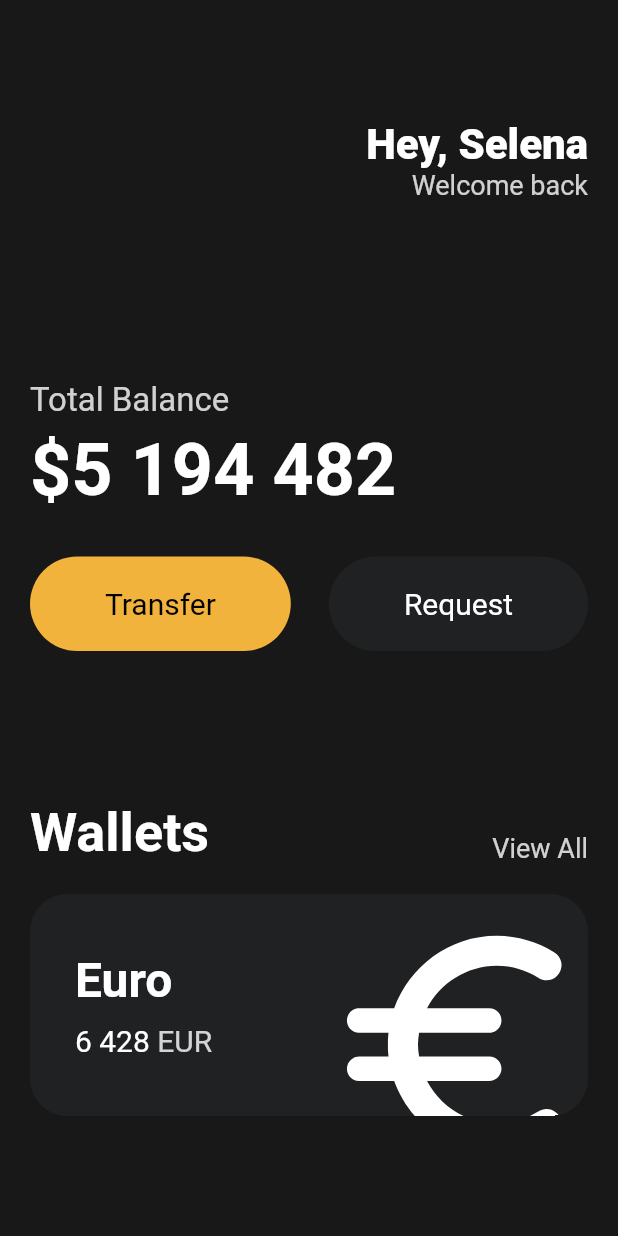
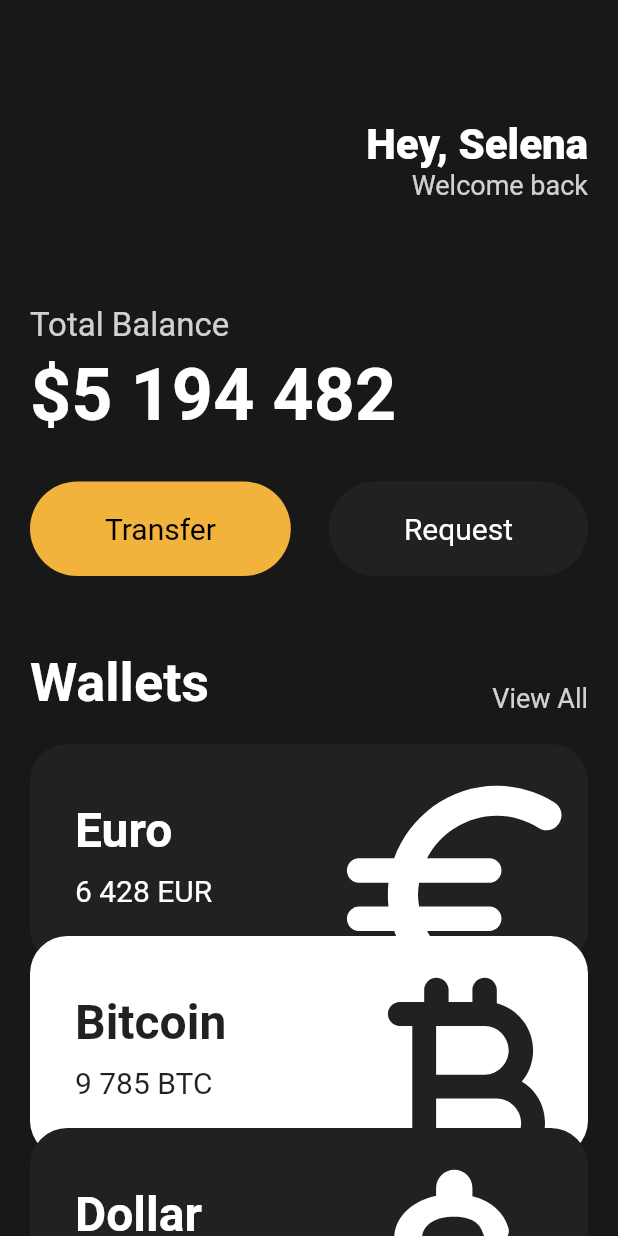
Before and after one commit to Nogal2222/flutPrac, a Flutter app: the screen it shows after launch, on a phone screen of 412 x 824 dp. Run offline on Flutter 3.47's test engine with Material 2 defaults, Android fonts, the phone set to English and light mode, and no system bars.

Commit message:
feat : flutter 연습 중

```diff
--- a/flutter_practice/lib/main.dart
+++ b/flutter_practice/lib/main.dart
@@ -1,4 +1,5 @@
 import 'package:flutter/material.dart';
+import 'package:flutter_practice/widgets/currency_card.dart';
 import 'widgets/button.dart';
 
 void main() {
@@ -13,7 +14,8 @@
     return MaterialApp(
       home: Scaffold(
         backgroundColor: const Color(0xFF181818),
-        body: Padding(
+        body: SingleChildScrollView(
+          child: Padding(
             padding: const EdgeInsets.symmetric(
               horizontal: 20,
             ),
@@ -49,7 +51,7 @@
                   ],
                 ),
                 const SizedBox(
-                height: 120,
+                  height: 70,
                 ),
                 Text(
                   'Total Balance',
@@ -88,7 +90,7 @@
                   ],
                 ),
                 const SizedBox(
-                height: 100,
+                  height: 50,
                 ),
                 Row(
                   mainAxisAlignment: MainAxisAlignment.spaceBetween,
@@ -114,70 +116,32 @@
                 const SizedBox(
                   height: 20,
                 ),
-              Container(
-                clipBehavior: Clip.hardEdge,
-                decoration: BoxDecoration(
-                  color: const Color(0xff1f2123),
-                  borderRadius: BorderRadius.circular(25),
+                const CurrencyCard(
+                  name: 'Euro',
+                  code: 'EUR',
+                  amount: '6 428',
+                  icon: Icons.euro_rounded,
+                  isInverted: false,
+                  order: 0,
                 ),
-                child: Padding(
-                  padding: const EdgeInsets.all(30),
-                  child: Row(
-                    mainAxisAlignment: MainAxisAlignment.spaceBetween,
-                    children: [
-                      Column(
-                        crossAxisAlignment: CrossAxisAlignment.start,
-                        children: [
-                          const Text(
-                            'Euro',
-                            style: TextStyle(
-                              color: Colors.white,
-                              fontSize: 32,
-                              fontWeight: FontWeight.w600,
+                const CurrencyCard(
+                  name: 'Bitcoin',
+                  code: 'BTC',
+                  amount: '9 785',
+                  icon: Icons.currency_bitcoin_rounded,
+                  isInverted: true,
+                  order: 1,
                 ),
-                          ),
-                          const SizedBox(
-                            height: 10,
-                          ),
-                          Row(
-                            children: [
-                              const Text(
-                                '6 428',
-                                style: TextStyle(
-                                  color: Colors.white,
-                                  fontSize: 20,
-                                ),
-                              ),
-                              const SizedBox(
-                                width: 5,
-                              ),
-                              Text(
-                                'EUR',
-                                style: TextStyle(
-                                  color: Colors.white.withOpacity(0.8),
-                                  fontSize: 20,
-                                ),
+                const CurrencyCard(
+                  name: 'Dollar',
+                  code: 'USD',
+                  amount: '428',
+                  icon: Icons.attach_money_rounded,
+                  isInverted: false,
+                  order: 2,
                 ),
               ],
             ),
-                        ],
-                      ),
-                      Transform.scale(
-                        scale: 2.2,
-                        child: Transform.translate(
-                          offset: const Offset(-5, 12),
-                          child: const Icon(
-                            Icons.euro_rounded,
-                            color: Colors.white,
-                            size: 88,
-                          ),
-                        ),
-                      )
-                    ],
-                  ),
-                ),
-              ),
-            ],
           ),
         ),
       ),
--- a/flutter_practice/lib/widgets/currency_card.dart
+++ b/flutter_practice/lib/widgets/currency_card.dart
@@ -1 +1,93 @@
-class
+import 'package:flutter/material.dart';
+
+class CurrencyCard extends StatelessWidget {
+  final String name, code, amount;
+  final IconData icon;
+  final bool isInverted;
+  final int order;
+
+  const CurrencyCard({
+    super.key,
+    required this.name,
+    required this.code,
+    required this.amount,
+    required this.icon,
+    required this.isInverted,
+    required this.order,
+  });
+
+  @override
+  Widget build(BuildContext context) {
+    return Transform.translate(
+      offset: Offset(0, order * (-20)),
+      child: Container(
+        clipBehavior: Clip.hardEdge,
+        decoration: BoxDecoration(
+          color: isInverted ? Colors.white : const Color(0xff1f2123),
+          borderRadius: BorderRadius.circular(25),
+        ),
+        child: Padding(
+          padding: const EdgeInsets.all(30),
+          child: Row(
+            mainAxisAlignment: MainAxisAlignment.spaceBetween,
+            children: [
+              Column(
+                crossAxisAlignment: CrossAxisAlignment.start,
+                children: [
+                  Text(
+                    name,
+                    style: TextStyle(
+                      color:
+                          isInverted ? const Color(0xff1f2123) : Colors.white,
+                      fontSize: 32,
+                      fontWeight: FontWeight.w600,
+                    ),
+                  ),
+                  const SizedBox(
+                    height: 10,
+                  ),
+                  Row(
+                    children: [
+                      Text(
+                        amount,
+                        style: TextStyle(
+                          color: isInverted
+                              ? const Color(0xff1f2123)
+                              : Colors.white,
+                          fontSize: 20,
+                        ),
+                      ),
+                      const SizedBox(
+                        width: 5,
+                      ),
+                      Text(
+                        code,
+                        style: TextStyle(
+                          color: isInverted
+                              ? const Color(0xff1f2123)
+                              : Colors.white,
+                          fontSize: 20,
+                        ),
+                      ),
+                    ],
+                  ),
+                ],
+              ),
+              Transform.scale(
+                scale: 2.2,
+                child: Transform.translate(
+                  offset: const Offset(-5, 12),
+                  child: Icon(
+                    icon,
+                    color: isInverted ? const Color(0xff1f2123) : Colors.white,
+                    size: 88,
+                  ),
+                ),
+              )
+            ],
+          ),
+        ),
+      ),
+    );
+  }
+}
```
Lines whose indentation alone changed are shown as unchanged.
